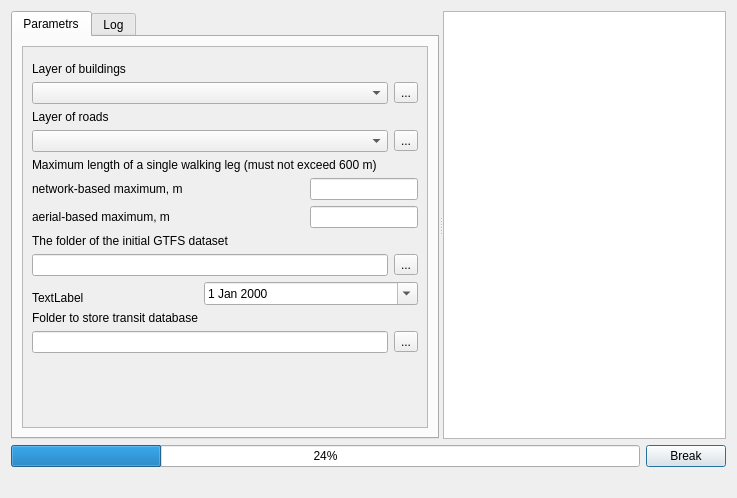
Above: UI/pkl.ui from ishusterman/tau_net_calc before the change. Below: the same form after it.
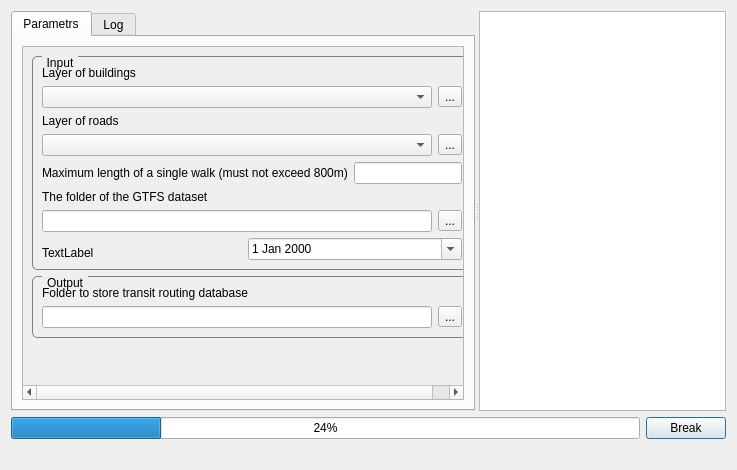
That is the form after the change. Custom widgets are drawn as their Qt base class.

```diff
--- a/UI/pkl.ui
+++ b/UI/pkl.ui
@@ -10,7 +10,7 @@
     <x>0</x>
     <y>0</y>
     <width>737</width>
-    <height>498</height>
+    <height>470</height>
    </rect>
   </property>
   <property name="sizePolicy">
@@ -83,8 +83,8 @@
             <rect>
              <x>0</x>
              <y>0</y>
-             <width>404</width>
-             <height>456</height>
+             <width>534</width>
+             <height>459</height>
             </rect>
            </property>
            <property name="sizePolicy">
@@ -100,16 +100,36 @@
             <item>
              <layout class="QFormLayout" name="formLayout">
               <item row="0" column="0">
-               <layout class="QVBoxLayout" name="verticalLayout_4"/>
-              </item>
-              <item row="1" column="0">
+               <layout class="QHBoxLayout" name="horizontalLayout_8">
+                <item>
+                 <widget class="QGroupBox" name="gbInput">
+                  <property name="styleSheet">
+                   <string notr="true">
+            QGroupBox {
+                border: 1px solid gray;
+                border-radius: 5px;
+                margin-top: 0.5em;
+            }
+            QGroupBox::title {
+                subcontrol-origin: margin;
+                subcontrol-position: top left;
+                left: 10px;
+                padding: 0 3px;
+            }
+          </string>
+                  </property>
+                  <property name="title">
+                   <string>Input</string>
+                  </property>
+                  <layout class="QVBoxLayout" name="verticalLayout_inside_gb">
+                   <item>
                <widget class="QLabel" name="label_2">
                 <property name="text">
                  <string>Layer of buildings</string>
                 </property>
                </widget>
               </item>
-              <item row="2" column="0" colspan="2">
+                   <item>
                <layout class="QHBoxLayout" name="horizontalLayout_6">
                 <item>
                  <widget class="QgsMapLayerComboBox" name="cmbLayers"/>
@@ -123,14 +143,14 @@
                 </item>
                </layout>
               </item>
-              <item row="4" column="0">
+                   <item>
                <widget class="QLabel" name="label_6">
                 <property name="text">
                  <string>Layer of roads</string>
                 </property>
                </widget>
               </item>
-              <item row="5" column="0" colspan="2">
+                   <item>
                <layout class="QHBoxLayout" name="horizontalLayout_5">
                 <item>
                  <widget class="QgsMapLayerComboBox" name="cbRoads"/>
@@ -144,19 +164,12 @@
                 </item>
                </layout>
               </item>
-              <item row="10" column="0">
-               <widget class="QLabel" name="label_8">
-                <property name="text">
-                 <string>Maximum length of a single walking leg (must not exceed 600 m)</string>
-                </property>
-               </widget>
-              </item>
-              <item row="11" column="0" colspan="2">
+                   <item>
                <layout class="QHBoxLayout" name="horizontalLayout_7">
                 <item>
                  <widget class="QLabel" name="label_3">
                   <property name="text">
-                   <string>network-based maximum, m</string>
+                        <string>Maximum length of a single walk (must not exceed 800m)</string>
                   </property>
                  </widget>
                 </item>
@@ -175,38 +188,14 @@
                 </item>
                </layout>
               </item>
-              <item row="14" column="0" colspan="2">
-               <layout class="QHBoxLayout" name="horizontalLayout_8">
                 <item>
-                 <widget class="QLabel" name="label_7">
-                  <property name="text">
-                   <string>aerial-based maximum, m</string>
-                  </property>
-                 </widget>
-                </item>
-                <item>
-                 <widget class="QLineEdit" name="txtMaxPathAir">
-                  <property name="sizePolicy">
-                   <sizepolicy hsizetype="Fixed" vsizetype="Fixed">
-                    <horstretch>0</horstretch>
-                    <verstretch>0</verstretch>
-                   </sizepolicy>
-                  </property>
-                  <property name="alignment">
-                   <set>Qt::AlignRight|Qt::AlignTrailing|Qt::AlignVCenter</set>
-                  </property>
-                 </widget>
-                </item>
-               </layout>
-              </item>
-              <item row="15" column="0">
                <widget class="QLabel" name="label_4">
                 <property name="text">
-                 <string>The folder of the initial GTFS dataset</string>
+                      <string>The folder of the GTFS dataset</string>
                 </property>
                </widget>
               </item>
-              <item row="17" column="0" colspan="2">
+                   <item>
                <layout class="QHBoxLayout" name="horizontalLayout_3">
                 <item>
                  <widget class="QLineEdit" name="txtPathToGTFS">
@@ -236,7 +225,7 @@
                 </item>
                </layout>
               </item>
-              <item row="21" column="0" colspan="2">
+                   <item>
                <layout class="QHBoxLayout" name="horizontalLayout_9">
                 <item>
                  <widget class="QLabel" name="label_9">
@@ -284,14 +273,42 @@
                 </item>
                </layout>
               </item>
-              <item row="23" column="0">
+                  </layout>
+                 </widget>
+                </item>
+               </layout>
+              </item>
+              <item row="2" column="0" colspan="2">
+               <layout class="QHBoxLayout" name="horizontalLayout_10">
+                <item>
+                 <widget class="QGroupBox" name="gbOutput">
+                  <property name="styleSheet">
+                   <string notr="true">
+            QGroupBox {
+                border: 1px solid gray;
+                border-radius: 5px;
+                margin-top: 0.5em;
+            }
+            QGroupBox::title {
+                subcontrol-origin: margin;
+                subcontrol-position: top left;
+                left: 10px;
+                padding: 0 3px;
+            }
+          </string>
+                  </property>
+                  <property name="title">
+                   <string>Output</string>
+                  </property>
+                  <layout class="QVBoxLayout" name="verticalLayout_inside_gb_output">
+                   <item>
                <widget class="QLabel" name="label">
                 <property name="text">
-                 <string>Folder to store transit database</string>
+                      <string>Folder to store transit routing database</string>
                 </property>
                </widget>
               </item>
-              <item row="24" column="0" colspan="2">
+                   <item>
                <layout class="QHBoxLayout" name="horizontalLayout_4">
                 <item>
                  <widget class="QLineEdit" name="txtPathToProtocols">
@@ -320,6 +337,18 @@
                  </widget>
                 </item>
                </layout>
+                   </item>
+                  </layout>
+                 </widget>
+                </item>
+               </layout>
+              </item>
+              <item row="11" column="0">
+               <widget class="QLabel" name="label_8">
+                <property name="text">
+                 <string/>
+                </property>
+               </widget>
               </item>
              </layout>
             </item>
```
Lines whose indentation alone changed are shown as unchanged.
